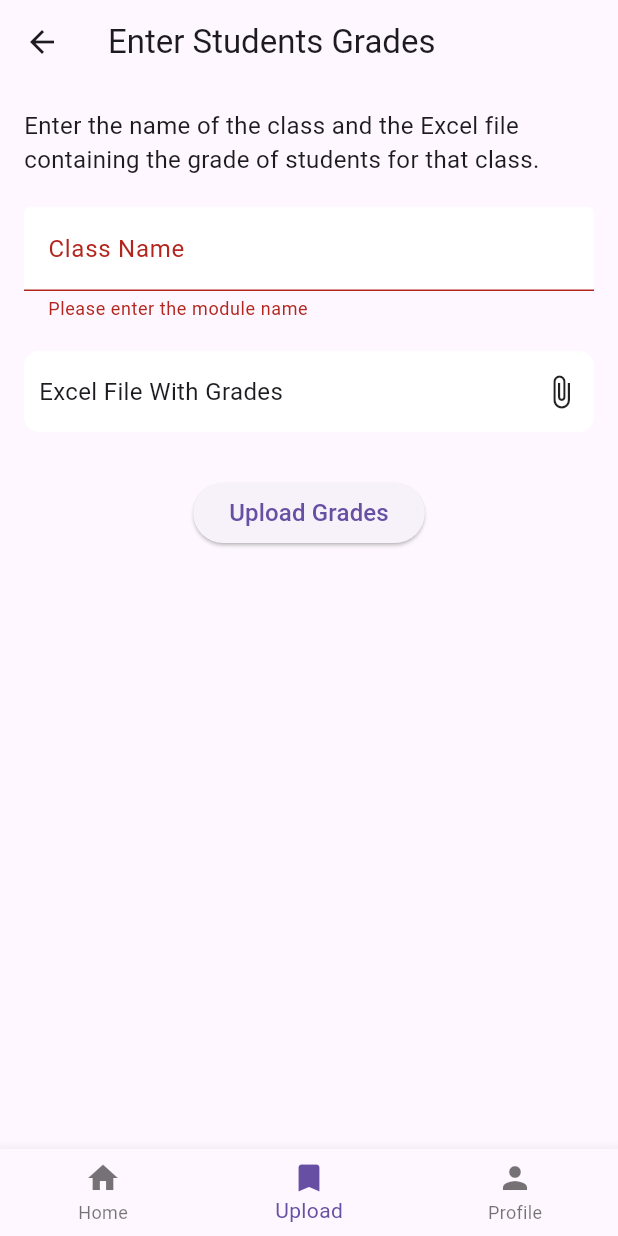
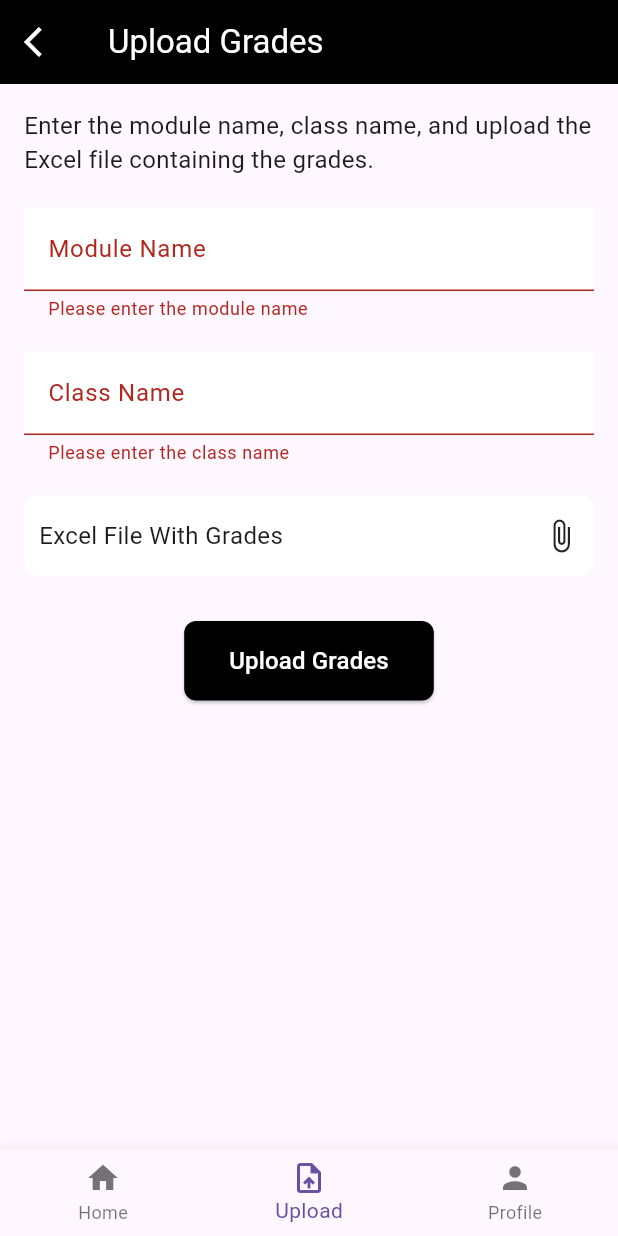
Before and after one commit to Mmah-Zombo/StudentResultApp, a Flutter app: the UploadGradesPage screen opened directly, after a tap on "Upload Grades", on a phone screen of 412 x 824 dp. Run offline on Flutter 3.47's test engine with Material 3 defaults, Android fonts, the phone set to English and light mode, and no system bars; our stand-ins replace file_picker, shared_preferences, sqflite; missing offline and left inert: excel; accounts and stored records are empty.

Commit message:
Enable Grade Upload Using Excel Files

```diff
--- a/lib/screens/student_dashboard.dart
+++ b/lib/screens/student_dashboard.dart
@@ -118,45 +118,8 @@ class StudentDashboard extends StatelessWidget {
                     Navigator.push(
                       context,
                       MaterialPageRoute(
-                        builder: (context) => const StudentResultPage(
-                          cgpa: "3.9", // Replace with actual CGPA from database
-                          subjects: [
-                            {
-                              "title": "Digital Marketing",
-                              "grade": "A+",
-                              "year": "S2024"
-                            },
-                            {
-                              "title": "Design Learning",
-                              "grade": "B",
-                              "year": "S2024"
-                            },
-                            {
-                              "title": "Software Management",
-                              "grade": "B+",
-                              "year": "S2024"
-                            },
-                            {
-                              "title": "Digital Logical Thoughts",
-                              "grade": "C",
-                              "year": "S2024"
-                            },
-                            {
-                              "title": "Artificial Intelligence",
-                              "grade": "F",
-                              "year": "S2024"
-                            },
-                            {
-                              "title": "Physics",
-                              "grade": "A+",
-                              "year": "S2024"
-                            },
-                            {
-                              "title": "Mathematics",
-                              "grade": "C+",
-                              "year": "S2023"
-                            },
-                          ],
+                        builder: (context) => StudentResultPage(
+                          studentId: studentId,
                         ),
                       ),
                     );
--- a/lib/screens/student_list_page.dart
+++ b/lib/screens/student_list_page.dart
@@ -59,6 +59,12 @@ class _StudentListPageState extends State<StudentListPage> {
     return Scaffold(
       appBar: AppBar(
         backgroundColor: Colors.black,
+        leading: IconButton(
+          icon: const Icon(Icons.arrow_back_ios, color: Colors.white),
+          onPressed: () {
+            Navigator.pop(context);
+          },
+        ),
         title: const Text(
           "Students",
           style: TextStyle(color: Colors.white),
--- a/lib/screens/student_management_dashboard.dart
+++ b/lib/screens/student_management_dashboard.dart
@@ -34,6 +34,12 @@ class StudentManagementPage extends StatelessWidget {
     return Scaffold(
       appBar: AppBar(
         backgroundColor: Colors.black,
+        leading: IconButton(
+          icon: const Icon(Icons.arrow_back_ios, color: Colors.white),
+          onPressed: () {
+            Navigator.pop(context);
+          },
+        ),
         elevation: 0,
         title: Row(
           children: [
--- a/lib/screens/upload_grades_page.dart
+++ b/lib/screens/upload_grades_page.dart
@@ -13,6 +13,7 @@ class UploadGradesPage extends StatefulWidget {
 
 class _UploadGradesPageState extends State<UploadGradesPage> {
   final _moduleNameController = TextEditingController();
+  final _classNameController = TextEditingController();
   File? _selectedFile;
   final _formKey = GlobalKey<FormState>();
 
@@ -27,7 +28,6 @@ class _UploadGradesPageState extends State<UploadGradesPage> {
         _selectedFile = File(result.files.single.path!);
       });
     } else {
-      // User canceled the picker
       ScaffoldMessenger.of(context).showSnackBar(
         const SnackBar(content: Text('No file selected.')),
       );
@@ -49,6 +49,7 @@ class _UploadGradesPageState extends State<UploadGradesPage> {
 
         final dbHelper = DatabaseHelper();
         final moduleName = _moduleNameController.text.trim();
+        final className = _classNameController.text.trim();
 
         // Parse the first sheet of the Excel file
         for (var table in excel.tables.keys) {
@@ -61,7 +62,11 @@ class _UploadGradesPageState extends State<UploadGradesPage> {
 
             if (studentId != null && grade != null) {
               // Insert the result into the database
-              await dbHelper.insertResult(studentId, moduleName as int, grade);
+              await dbHelper.insertResult(
+                studentId,
+                moduleName,
+                grade,
+              );
             }
           }
           break; // Only process the first sheet
@@ -73,6 +78,7 @@ class _UploadGradesPageState extends State<UploadGradesPage> {
 
         // Clear form after successful upload
         _moduleNameController.clear();
+        _classNameController.clear();
         setState(() {
           _selectedFile = null;
         });
@@ -88,7 +94,15 @@ class _UploadGradesPageState extends State<UploadGradesPage> {
   Widget build(BuildContext context) {
     return Scaffold(
       appBar: AppBar(
-        title: const Text('Enter Students Grades'),
+        title:
+            const Text('Upload Grades', style: TextStyle(color: Colors.white)),
+        backgroundColor: Colors.black,
+        leading: IconButton(
+          icon: const Icon(Icons.arrow_back_ios, color: Colors.white),
+          onPressed: () {
+            Navigator.pop(context);
+          },
+        ),
       ),
       body: Padding(
         padding: const EdgeInsets.all(16.0),
@@ -98,7 +112,7 @@ class _UploadGradesPageState extends State<UploadGradesPage> {
             crossAxisAlignment: CrossAxisAlignment.start,
             children: [
               const Text(
-                "Enter the name of the class and the Excel file containing the grade of students for that class.",
+                "Enter the module name, class name, and upload the Excel file containing the grades.",
                 style: TextStyle(fontSize: 16),
               ),
               const SizedBox(height: 20),
@@ -107,13 +121,30 @@ class _UploadGradesPageState extends State<UploadGradesPage> {
               TextFormField(
                 controller: _moduleNameController,
                 decoration: const InputDecoration(
+                  labelText: 'Module Name',
+                  filled: true,
+                  fillColor: Colors.white,
+                ),
+                validator: (value) {
+                  if (value == null || value.isEmpty) {
+                    return 'Please enter the module name';
+                  }
+                  return null;
+                },
+              ),
+              const SizedBox(height: 20),
+
+              // Class Name Input
+              TextFormField(
+                controller: _classNameController,
+                decoration: const InputDecoration(
                   labelText: 'Class Name',
                   filled: true,
                   fillColor: Colors.white,
                 ),
                 validator: (value) {
                   if (value == null || value.isEmpty) {
-                    return 'Please enter the module name';
+                    return 'Please enter the class name';
                   }
                   return null;
                 },
@@ -127,7 +158,6 @@ class _UploadGradesPageState extends State<UploadGradesPage> {
                   padding:
                       const EdgeInsets.symmetric(vertical: 15, horizontal: 10),
                   decoration: BoxDecoration(
-                    // border: Border.all(color: Colors.grey),
                     borderRadius: BorderRadius.circular(10),
                     color: Colors.white,
                   ),
@@ -151,9 +181,19 @@ class _UploadGradesPageState extends State<UploadGradesPage> {
               Center(
                 child: ElevatedButton(
                   onPressed: _uploadGrades,
+                  style: ElevatedButton.styleFrom(
+                    backgroundColor: Colors.black,
+                    padding: const EdgeInsets.symmetric(
+                      vertical: 15,
+                      horizontal: 30,
+                    ),
+                    shape: RoundedRectangleBorder(
+                      borderRadius: BorderRadius.circular(8),
+                    ),
+                  ),
                   child: const Text(
                     'Upload Grades',
-                    style: TextStyle(fontSize: 16),
+                    style: TextStyle(fontSize: 16, color: Colors.white),
                   ),
                 ),
               ),
@@ -174,7 +214,7 @@ class _UploadGradesPageState extends State<UploadGradesPage> {
             label: "Home",
           ),
           BottomNavigationBarItem(
-            icon: Icon(Icons.bookmark),
+            icon: Icon(Icons.upload_file),
             label: "Upload",
           ),
           BottomNavigationBarItem(
```
Also changed, not shown: lib/data/db/database_helper.dart (+15 -6 lines), lib/screens/edit_student_profile_page.dart (added, +182 -0 lines), lib/screens/student_profile_page.dart (+14 -0 lines), lib/screens/student_result_page.dart (+98 -27 lines).
